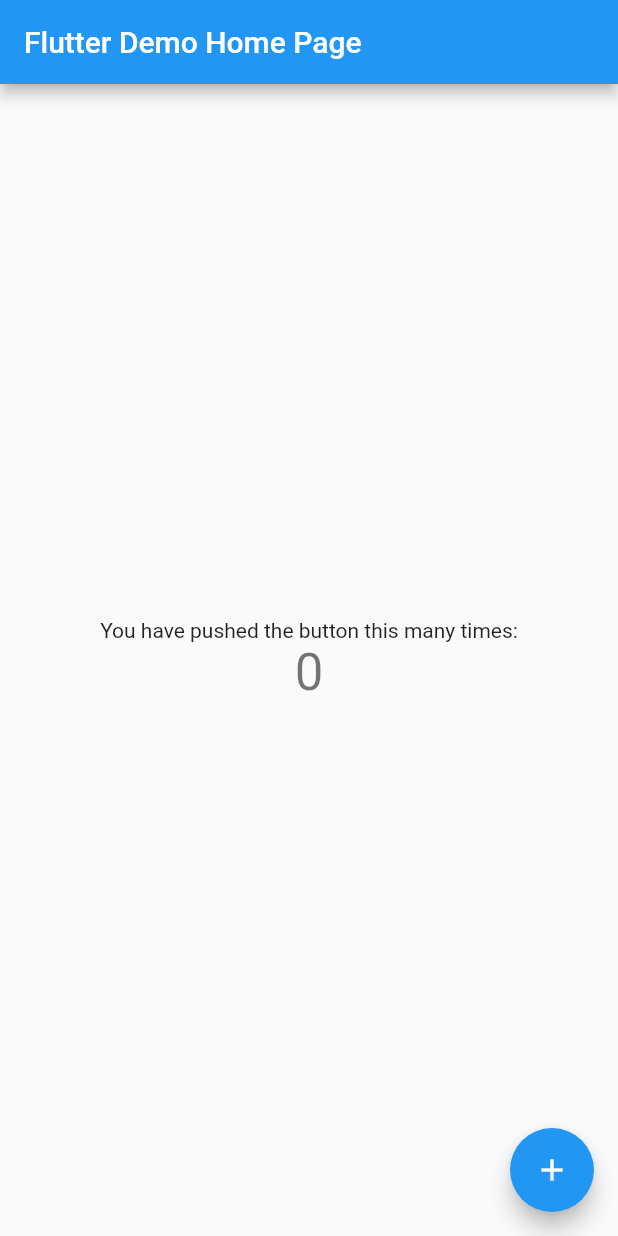
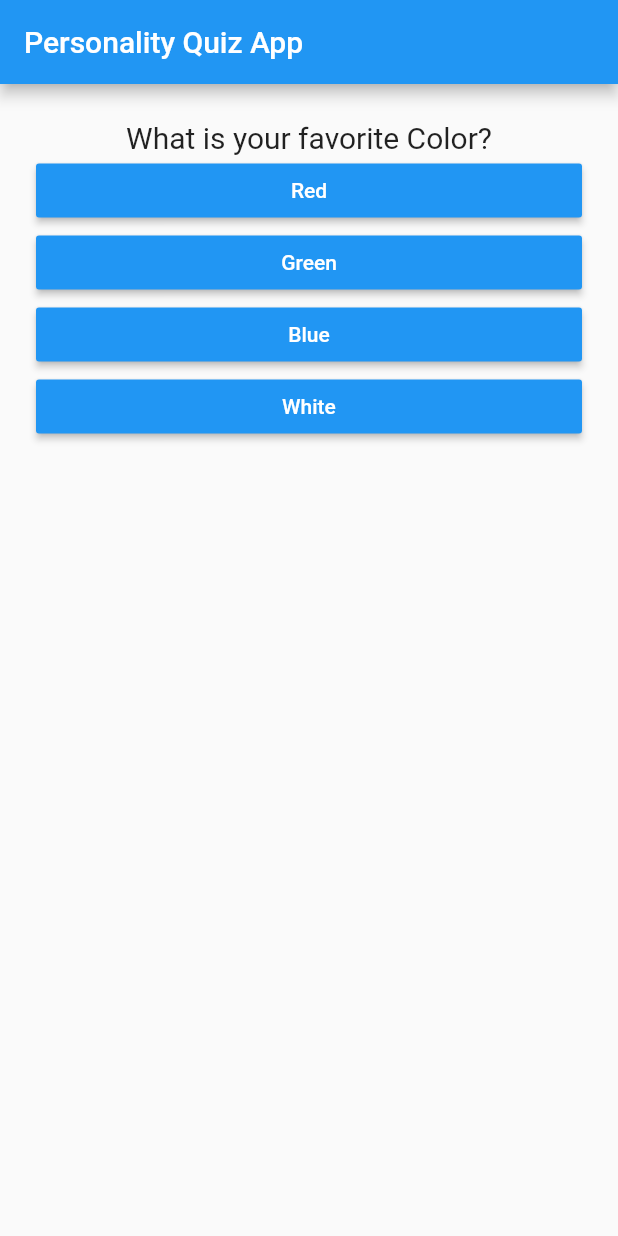
Before and after one commit to ubaidbadar/Flutter-Personality-Quiz-App, a Flutter app: the screen it shows after launch, on a phone screen of 412 x 824 dp. Run offline on Flutter 3.47's test engine with Material 2 defaults, Android fonts, the phone set to English and light mode, and no system bars.

Commit message:
design_the_app

```diff
--- a/lib/main.dart
+++ b/lib/main.dart
@@ -1,111 +1,74 @@
 import 'package:flutter/material.dart';
+import 'package:quiz/quiz.dart';
+import 'package:quiz/results.dart';
 
 void main() => runApp(MyApp());
 
-class MyApp extends StatelessWidget {
-  // This widget is the root of your application.
+class MyApp extends StatefulWidget {
   @override
-  Widget build(BuildContext context) {
-    return MaterialApp(
-      title: 'Flutter Demo',
-      theme: ThemeData(
-        // This is the theme of your application.
-        //
-        // Try running your application with "flutter run". You'll see the
-        // application has a blue toolbar. Then, without quitting the app, try
-        // changing the primarySwatch below to Colors.green and then invoke
-        // "hot reload" (press "r" in the console where you ran "flutter run",
-        // or simply save your changes to "hot reload" in a Flutter IDE).
-        // Notice that the counter didn't reset back to zero; the application
-        // is not restarted.
-        primarySwatch: Colors.blue,
-      ),
-      home: MyHomePage(title: 'Flutter Demo Home Page'),
-    );
-  }
+  _MyAppState createState() => _MyAppState();
 }
 
-class MyHomePage extends StatefulWidget {
-  MyHomePage({Key key, this.title}) : super(key: key);
+class _MyAppState extends State<MyApp> {
+  var _questions = [
+    {
+      'questionText': 'What is your favorite Color?',
+      'answers': [
+        {'text': 'Red', 'score': 8},
+        {'text': 'Green', 'score': 3},
+        {'text': 'Blue', 'score': 5},
+        {'text': 'White', 'score': 1},
+      ]
+    },
+    {
+      'questionText': 'What is your favorite Animal?',
+      'answers': [
+        {'text': 'Dog', 'score': 5},
+        {'text': 'Lion', 'score': 7},
+        {'text': 'Cat', 'score': 3},
+        {'text': 'Rabbit', 'score': 1},
+      ]
+    },
+    {
+      'questionText': 'What is your favorite Bird?',
+      'answers': [
+        {'text': 'Eagle', 'score': 8},
+        {'text': 'Parrot', 'score': 3},
+        {'text': 'Pegion', 'score': 5},
+        {'text': 'Sparrow', 'score': 1},
+      ]
+    },
+  ];
+  int _questionIndex = 0;
+  int _totalScore = 0;
+  void _answerQuestions(int score) {
+    _totalScore += score;
+    setState(() {
+      _questionIndex++;
+    });
+  }
 
-  // This widget is the home page of your application. It is stateful, meaning
-  // that it has a State object (defined below) that contains fields that affect
-  // how it looks.
-
-  // This class is the configuration for the state. It holds the values (in this
-  // case the title) provided by the parent (in this case the App widget) and
-  // used by the build method of the State. Fields in a Widget subclass are
-  // always marked "final".
-
-  final String title;
-
-  @override
-  _MyHomePageState createState() => _MyHomePageState();
-}
-
-class _MyHomePageState extends State<MyHomePage> {
-  int _counter = 0;
-
-  void _incrementCounter() {
+  void resetApp() {
     setState(() {
-      // This call to setState tells the Flutter framework that something has
-      // changed in this State, which causes it to rerun the build method below
-      // so that the display can reflect the updated values. If we changed
-      // _counter without calling setState(), then the build method would not be
-      // called again, and so nothing would appear to happen.
-      _counter++;
+      _questionIndex = 0;
+      _totalScore = 0;
     });
   }
 
   @override
   Widget build(BuildContext context) {
-    // This method is rerun every time setState is called, for instance as done
-    // by the _incrementCounter method above.
-    //
-    // The Flutter framework has been optimized to make rerunning build methods
-    // fast, so that you can just rebuild anything that needs updating rather
-    // than having to individually change instances of widgets.
-    return Scaffold(
-      appBar: AppBar(
-        // Here we take the value from the MyHomePage object that was created by
-        // the App.build method, and use it to set our appbar title.
-        title: Text(widget.title),
-      ),
-      body: Center(
-        // Center is a layout widget. It takes a single child and positions it
-        // in the middle of the parent.
-        child: Column(
-          // Column is also a layout widget. It takes a list of children and
-          // arranges them vertically. By default, it sizes itself to fit its
-          // children horizontally, and tries to be as tall as its parent.
-          //
-          // Invoke "debug painting" (press "p" in the console, choose the
-          // "Toggle Debug Paint" action from the Flutter Inspector in Android
-          // Studio, or the "Toggle Debug Paint" command in Visual Studio Code)
-          // to see the wireframe for each widget.
-          //
-          // Column has various properties to control how it sizes itself and
-          // how it positions its children. Here we use mainAxisAlignment to
-          // center the children vertically; the main axis here is the vertical
-          // axis because Columns are vertical (the cross axis would be
-          // horizontal).
-          mainAxisAlignment: MainAxisAlignment.center,
-          children: <Widget>[
-            Text(
-              'You have pushed the button this many times:',
-            ),
-            Text(
-              '$_counter',
-              style: Theme.of(context).textTheme.display1,
-            ),
-          ],
+    return MaterialApp(
+      home: Scaffold(
+        appBar: AppBar(title: Text('Personality Quiz App')),
+        body: Center(
+          child: Padding(
+            padding: const EdgeInsets.all(24.0),
+            child: _questionIndex < _questions.length
+                ? Quiz(_questions, _questionIndex, _answerQuestions)
+                : Results(_totalScore, resetApp),
+          ),
         ),
       ),
-      floatingActionButton: FloatingActionButton(
-        onPressed: _incrementCounter,
-        tooltip: 'Increment',
-        child: Icon(Icons.add),
-      ), // This trailing comma makes auto-formatting nicer for build methods.
     );
   }
 }
--- /dev/null
+++ b/lib/quiz.dart
@@ -0,0 +1,32 @@
+import 'package:flutter/material.dart';
+
+class Quiz extends StatelessWidget {
+  final List questions;
+  final int questionIndex;
+  final Function selectHandler;
+  Quiz(this.questions, this.questionIndex, this.selectHandler);
+  @override
+  Widget build(BuildContext context) {
+    return Column(
+      children: <Widget>[
+        Text(
+          questions[questionIndex]['questionText'],
+          style: TextStyle(fontSize: 20),
+        ),
+        ...(questions[questionIndex]['answers'] as List<Map<String, Object>>)
+            .map((answer) {
+          return Container(
+            width: double.infinity,
+            child: RaisedButton(
+              child: Text(answer['text'], style: TextStyle(color: Colors.white)),
+              onPressed: (){
+                selectHandler(answer['score']);
+              },
+              color: Colors.blue,
+            ),
+          );
+        })
+      ],
+    );
+  }
+}
```
Also changed, not shown: lib/results.dart (added, +38 -0 lines).
